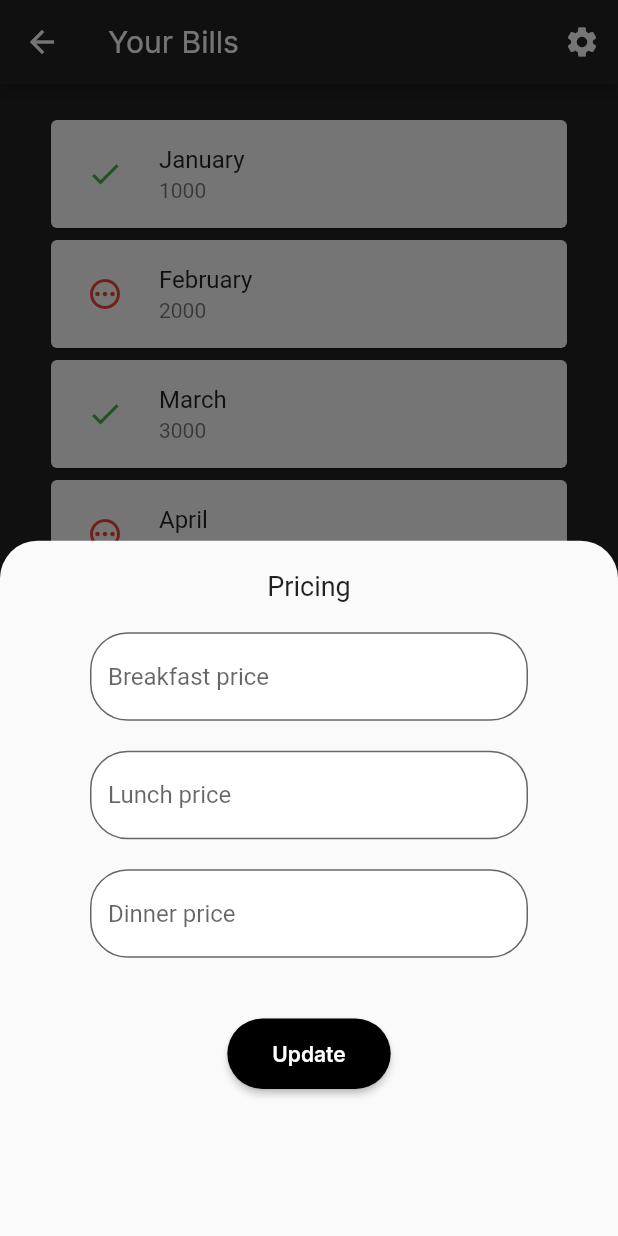
After one commit to sreenath-kp/kayicho, a Flutter app: the BillScreen screen opened by its route, after a tap on the "settings" icon, on a phone screen of 412 x 824 dp. The commit adds this screen. Run offline on Flutter 3.47's test engine with Material 2 defaults, Android fonts, the phone set to English and light mode, and no system bars; our stand-ins replace google_fonts, table_calendar.

Commit message:
bill screen, user preferences screen

```diff
--- /dev/null
+++ b/lib/models/bill.dart
@@ -0,0 +1,22 @@
+class Bill {
+  String month;
+  String amount;
+  bool isPaid = false;
+
+  Bill({required this.amount, required this.month, required this.isPaid});
+}
+
+List<Bill> billList = [
+  Bill(amount: '1000', month: 'January', isPaid: true),
+  Bill(amount: '2000', month: 'February', isPaid: false),
+  Bill(amount: '3000', month: 'March', isPaid: true),
+  Bill(amount: '4000', month: 'April', isPaid: false),
+  Bill(amount: '5000', month: 'May', isPaid: true),
+  Bill(amount: '6000', month: 'June', isPaid: false),
+  Bill(amount: '7000', month: 'July', isPaid: true),
+  Bill(amount: '8000', month: 'August', isPaid: false),
+  Bill(amount: '9000', month: 'September', isPaid: true),
+  Bill(amount: '10000', month: 'October', isPaid: false),
+  Bill(amount: '11000', month: 'November', isPaid: true),
+  Bill(amount: '12000', month: 'December', isPaid: false),
+];
--- a/lib/screens/bill_screen.dart
+++ b/lib/screens/bill_screen.dart
@@ -1,4 +1,8 @@
 import 'package:flutter/material.dart';
+import 'package:google_fonts/google_fonts.dart';
+import 'package:kayicho/shared/theme.dart';
+import 'package:kayicho/widgets/settings_form.dart';
+import 'package:kayicho/widgets/bill_view.dart';
 
 class BillScreen extends StatefulWidget {
   const BillScreen({super.key});
@@ -10,6 +14,48 @@ class BillScreen extends StatefulWidget {
 class _BillScreenState extends State<BillScreen> {
   @override
   Widget build(BuildContext context) {
-    return Container();
+    void showSettingsPanel() {
+      showModalBottomSheet(
+        context: context,
+        builder: (context) => Container(
+          padding: const EdgeInsets.symmetric(vertical: 20, horizontal: 60),
+          child: const SettingsForm(),
+        ),
+        shape: const RoundedRectangleBorder(
+          borderRadius: BorderRadius.vertical(
+            top: Radius.circular(25.0),
+          ),
+        ),
+      );
+    }
+
+    return Scaffold(
+      backgroundColor: darkTheme.colorScheme.background,
+      appBar: AppBar(
+        title: Text(
+          'Your Bills',
+          style: GoogleFonts.inter(
+            textStyle: const TextStyle(
+              color: Colors.white,
+              fontSize: 20.0,
+              fontWeight: FontWeight.w400,
+            ),
+          ),
+        ),
+        backgroundColor: darkTheme.colorScheme.background,
+        actions: [
+          IconButton(
+            onPressed: () {
+              showSettingsPanel();
+            },
+            icon: const Icon(Icons.settings),
+          ),
+        ],
+      ),
+      body: Padding(
+        padding: const EdgeInsets.symmetric(horizontal: 30.0, vertical: 20),
+        child: BillView(),
+      ),
+    );
   }
 }
--- a/lib/screens/home.dart
+++ b/lib/screens/home.dart
@@ -17,7 +17,7 @@ class _HomeScreenState extends State<HomeScreen> {
   bool bisSelected = false;
   bool lisSelected = false;
   bool disSelected = false;
-
+  Color buttonColor = const Color(0xFF40CC7D);
   @override
   Widget build(BuildContext context) {
     return Scaffold(
@@ -68,7 +68,7 @@ class _HomeScreenState extends State<HomeScreen> {
               crossAxisAlignment: CrossAxisAlignment.start,
               children: [
                 Padding(
-                  padding: EdgeInsets.fromLTRB(30, 0, 0, 10),
+                  padding: const EdgeInsets.fromLTRB(30, 0, 0, 10),
                   child: Text(
                     "Today's food",
                     style: GoogleFonts.inter(
@@ -92,13 +92,19 @@ class _HomeScreenState extends State<HomeScreen> {
           const SizedBox(height: 50),
           ElevatedButton(
             style: ButtonStyle(
+              overlayColor: MaterialStateProperty.resolveWith<Color?>(
+                (Set<MaterialState> states) {
+                  if (states.contains(MaterialState.pressed)) {
+                    return const Color(0xFF0A4624);
+                  }
+                },
+              ),
               shape: MaterialStateProperty.all<RoundedRectangleBorder>(
                 RoundedRectangleBorder(
                   borderRadius: BorderRadius.circular(25),
                 ),
               ),
-              backgroundColor:
-                  MaterialStateProperty.all(const Color(0xFF40CC7D)),
+              backgroundColor: MaterialStateProperty.all(buttonColor),
               padding: const MaterialStatePropertyAll(
                   EdgeInsets.symmetric(vertical: 14, horizontal: 130)),
             ),
--- /dev/null
+++ b/lib/widgets/bill_view.dart
@@ -0,0 +1,37 @@
+import 'package:flutter/material.dart';
+import 'package:kayicho/models/bill.dart';
+
+class BillView extends StatefulWidget {
+  const BillView({super.key});
+
+  @override
+  State<BillView> createState() => _BillViewState();
+}
+
+class _BillViewState extends State<BillView> {
+  final List<Bill> bills = billList;
+
+  @override
+  Widget build(BuildContext context) {
+    return ListView.builder(
+      itemCount: bills.length,
+      itemBuilder: (context, index) {
+        return Card(
+            child: ListTile(
+                title: Text(bills[index].month),
+                subtitle: Text(bills[index].amount),
+                leading: CircleAvatar(
+                  backgroundColor: Colors.white,
+                  child: bills[index].isPaid
+                      ? const Icon(Icons.check, color: Colors.green)
+                      : const Icon(Icons.pending_outlined, color: Colors.red),
+                ),
+                onLongPress: () {
+                  setState(() {
+                    bills[index].isPaid = !bills[index].isPaid;
+                  });
+                }));
+      },
+    );
+  }
+}
--- /dev/null
+++ b/lib/widgets/settings_form.dart
@@ -0,0 +1,102 @@
+import 'package:flutter/material.dart';
+import 'package:google_fonts/google_fonts.dart';
+import 'package:kayicho/shared/theme.dart';
+
+class SettingsForm extends StatefulWidget {
+  const SettingsForm({super.key});
+
+  @override
+  State<SettingsForm> createState() => _SettingsFormState();
+}
+
+class _SettingsFormState extends State<SettingsForm> {
+  @override
+  Widget build(BuildContext context) {
+    return Column(
+      children: [
+        const Text(
+          'Pricing',
+          style: TextStyle(fontSize: 18.0),
+        ),
+        const SizedBox(height: 20.0),
+        TextFormField(
+          cursorColor: Colors.black,
+          style: const TextStyle(color: Colors.black),
+          keyboardType: TextInputType.number,
+          decoration: const InputDecoration(
+            fillColor: Colors.white,
+            filled: true,
+            focusedBorder: OutlineInputBorder(
+              borderSide: BorderSide(color: Colors.black),
+              borderRadius: BorderRadius.all(Radius.circular(25)),
+            ),
+            border: OutlineInputBorder(
+              borderSide: BorderSide(color: Colors.black),
+              borderRadius: BorderRadius.all(Radius.circular(25)),
+            ),
+            hintText: 'Breakfast price',
+          ),
+        ),
+        const SizedBox(height: 20.0),
+        TextFormField(
+          cursorColor: Colors.black,
+          style: const TextStyle(color: Colors.black),
+          keyboardType: TextInputType.number,
+          decoration: const InputDecoration(
+            fillColor: Colors.white,
+            filled: true,
+            focusedBorder: OutlineInputBorder(
+              borderSide: BorderSide(color: Colors.black),
+              borderRadius: BorderRadius.all(Radius.circular(25)),
+            ),
+            border: OutlineInputBorder(
+              borderSide: BorderSide(color: Colors.black),
+              borderRadius: BorderRadius.all(Radius.circular(25)),
+            ),
+            hintText: 'Lunch price',
+          ),
+        ),
+        const SizedBox(height: 20.0),
+        TextFormField(
+          cursorColor: Colors.black,
+          style: const TextStyle(color: Colors.black),
+          keyboardType: TextInputType.number,
+          decoration: const InputDecoration(
+            fillColor: Colors.white,
+            filled: true,
+            focusedBorder: OutlineInputBorder(
+              borderSide: BorderSide(color: Colors.black),
+              borderRadius: BorderRadius.all(Radius.circular(25)),
+            ),
+            border: OutlineInputBorder(
+              borderSide: BorderSide(color: Colors.black),
+              borderRadius: BorderRadius.all(Radius.circular(25)),
+            ),
+            hintText: 'Dinner price',
+          ),
+        ),
+        const SizedBox(height: 40.0),
+        ElevatedButton(
+          style: ButtonStyle(
+            shape: MaterialStateProperty.all<RoundedRectangleBorder>(
+              RoundedRectangleBorder(
+                borderRadius: BorderRadius.circular(25),
+              ),
+            ),
+            backgroundColor: MaterialStateProperty.all(Colors.black),
+            padding: const MaterialStatePropertyAll(
+                EdgeInsets.symmetric(vertical: 15, horizontal: 30)),
+          ),
+          child: Text(
+            'Update',
+            style: GoogleFonts.inter(
+              color: Colors.white,
+              fontWeight: FontWeight.w600,
+            ),
+          ),
+          onPressed: () {},
+        ),
+      ],
+    );
+  }
+}
```
